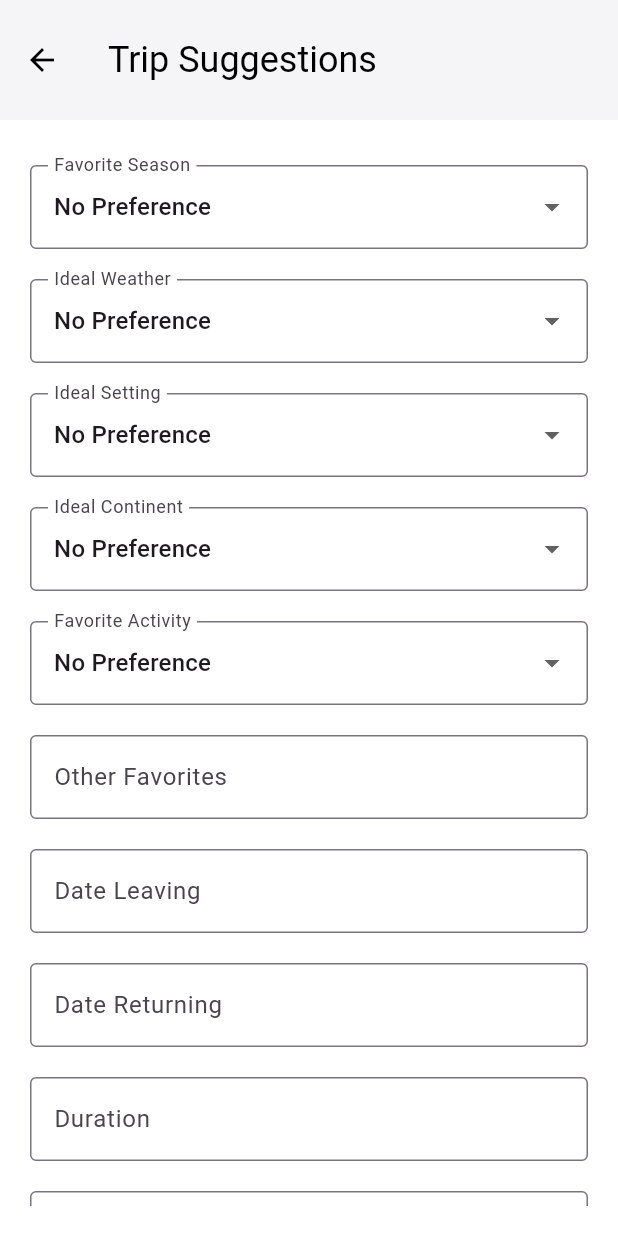
After one commit to juliaopesh/JetSetGo, a Flutter app: the TripSuggestions screen opened directly, on a phone screen of 412 x 824 dp. The commit adds this screen. Run offline on Flutter 3.47's test engine with Material 3 defaults, Android fonts, the phone set to English and light mode, and no system bars; our stand-ins replace cloud_firestore, firebase_auth, firebase_core; accounts and stored records are empty.

Commit message:
Trip suggestions, wallet features

```diff
--- /dev/null
+++ b/jetsetgo/lib/pages/trip_suggestions.dart
@@ -0,0 +1,186 @@
+import 'package:flutter/material.dart';
+import 'package:cloud_firestore/cloud_firestore.dart';
+import 'package:firebase_auth/firebase_auth.dart';
+import 'home_page.dart';
+
+class TripSuggestions extends StatefulWidget {
+  const TripSuggestions({super.key});
+
+  @override
+  _TripSuggestionsState createState() => _TripSuggestionsState();
+}
+
+class _TripSuggestionsState extends State<TripSuggestions> {
+  String favoriteSeason = 'No Preference';
+  String idealWeather = 'No Preference';
+  String idealSetting = 'No Preference';
+  String idealContinent = 'No Preference';
+  String favoriteActivity = 'No Preference';
+  final TextEditingController otherFavoritesController = TextEditingController();
+  final TextEditingController dateLeavingController = TextEditingController();
+  final TextEditingController dateReturningController = TextEditingController();
+  final TextEditingController durationController = TextEditingController();
+  final TextEditingController monthController = TextEditingController();
+
+  void _showTripOptions() {
+    showDialog(
+      context: context,
+      builder: (context) {
+        return AlertDialog(
+          title: const Text('Suggested Trips'),
+          content: Column(
+            mainAxisSize: MainAxisSize.min,
+            children: [
+              _buildTripOption('Rome, Italy'),
+              _buildTripOption('Syracuse, Italy'),
+              _buildTripOption('Vienna, Austria'),
+              _buildTripOption('Budapest, Hungary'),
+            ],
+          ),
+          actions: [
+            TextButton(
+              onPressed: () => Navigator.pop(context),
+              child: const Text('Close'),
+            ),
+          ],
+        );
+      },
+    );
+  }
+
+  Future<void> _addTripProfile(String destination) async {
+    final user = FirebaseAuth.instance.currentUser!;
+    final tripData = {
+      'City': destination.split(', ')[0],
+      'Country': destination.split(', ')[1],
+      'DateLeaving': dateLeavingController.text,
+      'DateReturning': dateReturningController.text,
+      'Duration': durationController.text,
+      'Month': monthController.text,
+      'FavoriteSeason': favoriteSeason,
+      'IdealWeather': idealWeather,
+      'IdealSetting': idealSetting,
+      'IdealContinent': idealContinent,
+      'FavoriteActivity': favoriteActivity,
+      'OtherFavorites': otherFavoritesController.text,
+    };
+
+    try {
+      final tripDocRef = FirebaseFirestore.instance
+          .collection('users')
+          .doc(user.uid)
+          .collection('trip')
+          .doc();
+
+      await tripDocRef.set({}); // Initialize trip document
+      await tripDocRef.collection('tripID').doc().set(tripData);
+
+      ScaffoldMessenger.of(context).showSnackBar(
+        const SnackBar(content: Text('Trip added successfully!')),
+      );
+
+      Navigator.pushReplacement(
+        context,
+        MaterialPageRoute(builder: (context) => HomePage()),
+      );
+    } catch (e) {
+      ScaffoldMessenger.of(context).showSnackBar(
+        SnackBar(content: Text('Failed to add trip: $e')),
+      );
+    }
+  }
+
+  Widget _buildTripOption(String destination) {
+    return ListTile(
+      title: Text(destination),
+      trailing: IconButton(
+        icon: const Icon(Icons.add_circle, color: Colors.blue),
+        onPressed: () => _addTripProfile(destination),
+      ),
+    );
+  }
+
+  @override
+  Widget build(BuildContext context) {
+    return Scaffold(
+      backgroundColor: Colors.white,
+      appBar: AppBar(
+        toolbarHeight: 80,
+        title: const Text(
+          'Trip Suggestions',
+          style: TextStyle(fontSize: 24, color: Colors.black),
+        ),
+        backgroundColor: const Color.fromARGB(255, 245, 244, 246),
+        elevation: 0,
+        iconTheme: const IconThemeData(color: Colors.black),
+      ),
+      body: Padding(
+        padding: const EdgeInsets.all(20.0),
+        child: SingleChildScrollView(
+          child: Column(
+            children: [
+              _buildDropdown('Favorite Season', [
+                'Summer', 'Fall', 'Winter', 'Spring', 'No Preference'
+              ], (value) => setState(() => favoriteSeason = value)),
+              _buildDropdown('Ideal Weather', [
+                'Warm', 'Cold', 'Hot', 'No Preference'
+              ], (value) => setState(() => idealWeather = value)),
+              _buildDropdown('Ideal Setting', [
+                'Cities', 'Towns', 'Villages', 'Nature', 'Remote', 'Islands', 'Cabins', 'Camping', 'No Preference'
+              ], (value) => setState(() => idealSetting = value)),
+              _buildDropdown('Ideal Continent', [
+                'East Asia', 'West Asia', 'South Asia', 'North Asia', 'Europe', 'North America', 'Central America', 'South America', 'Australia', 'No Preference'
+              ], (value) => setState(() => idealContinent = value)),
+              _buildDropdown('Favorite Activity', [
+                'Sightseeing', 'Hiking', 'Swimming', 'No Preference'
+              ], (value) => setState(() => favoriteActivity = value)),
+              _buildTextField('Other Favorites', otherFavoritesController),
+              _buildTextField('Date Leaving', dateLeavingController),
+              _buildTextField('Date Returning', dateReturningController),
+              _buildTextField('Duration', durationController),
+              _buildTextField('Month', monthController),
+              const SizedBox(height: 20),
+              ElevatedButton(
+                onPressed: _showTripOptions,
+                child: const Text('Generate Options'),
+              ),
+            ],
+          ),
+        ),
+      ),
+    );
+  }
+
+  Widget _buildDropdown(String label, List<String> options, Function(String) onChanged) {
+    return Padding(
+      padding: const EdgeInsets.symmetric(vertical: 10),
+      child: DropdownButtonFormField(
+        decoration: InputDecoration(
+          labelText: label,
+          border: const OutlineInputBorder(),
+        ),
+        value: options.last,
+        items: options.map((option) {
+          return DropdownMenuItem(
+            value: option,
+            child: Text(option),
+          );
+        }).toList(),
+        onChanged: (value) => onChanged(value as String),
+      ),
+    );
+  }
+
+  Widget _buildTextField(String label, TextEditingController controller) {
+    return Padding(
+      padding: const EdgeInsets.symmetric(vertical: 10),
+      child: TextFormField(
+        controller: controller,
+        decoration: InputDecoration(
+          labelText: label,
+          border: const OutlineInputBorder(),
+        ),
+      ),
+    );
+  }
+}
```
Also changed, not shown: jetsetgo/lib/pages/add_trip.dart (+15 -1 lines), jetsetgo/lib/pages/wallet.dart (+37 -24 lines), jetsetgo/lib/trip_profile.dart (added, +226 -0 lines), jetsetgo/assets/travelimages/190417162012-10-earth-beautiful-places.jpg (added), jetsetgo/assets/travelimages/190417163847-26-earth-beautiful-places.jpg (added), jetsetgo/assets/travelimages/elia_cover.jpg (added), jetsetgo/assets/travelimages/france-in-pictures-beautiful-places-to-photograph-eiffel-tower.jpg (added).
